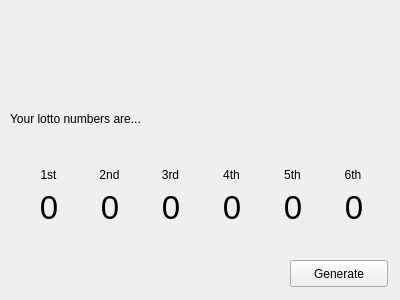
This is testGuiApp/TestGuiApp/mainwindow.ui in crazydais/daveyCpp as Qt 5 draws it before an edit. The edited form follows.
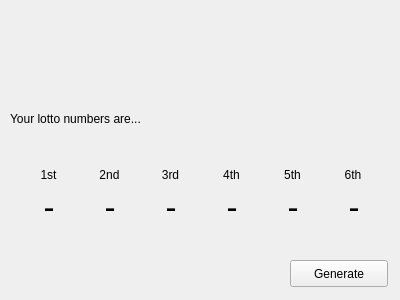
This is the edited form. Icons and pictures are not drawn.

Commit message: updated lotto app, no major changes

Patch:
```diff
--- a/testGuiApp/TestGuiApp/mainwindow.ui
+++ b/testGuiApp/TestGuiApp/mainwindow.ui
@@ -74,7 +74,7 @@
      <set>Qt::AlignCenter</set>
     </property>
    </widget>
-   <widget class="QWidget" name="">
+   <widget class="QWidget" name="layoutWidget">
     <property name="geometry">
      <rect>
       <x>10</x>
@@ -125,7 +125,7 @@
           <locale language="English" country="Ireland"/>
          </property>
          <property name="text">
-          <string>0</string>
+          <string>-</string>
          </property>
          <property name="alignment">
           <set>Qt::AlignCenter</set>
@@ -181,7 +181,7 @@
           <locale language="English" country="Ireland"/>
          </property>
          <property name="text">
-          <string>0</string>
+          <string>-</string>
          </property>
          <property name="alignment">
           <set>Qt::AlignCenter</set>
@@ -237,7 +237,7 @@
           <locale language="English" country="Ireland"/>
          </property>
          <property name="text">
-          <string>0</string>
+          <string>-</string>
          </property>
          <property name="alignment">
           <set>Qt::AlignCenter</set>
@@ -293,7 +293,7 @@
           <locale language="English" country="Ireland"/>
          </property>
          <property name="text">
-          <string>0</string>
+          <string>-</string>
          </property>
          <property name="alignment">
           <set>Qt::AlignCenter</set>
@@ -349,7 +349,7 @@
           <locale language="English" country="Ireland"/>
          </property>
          <property name="text">
-          <string>0</string>
+          <string>-</string>
          </property>
          <property name="alignment">
           <set>Qt::AlignCenter</set>
@@ -405,7 +405,7 @@
           <locale language="English" country="Ireland"/>
          </property>
          <property name="text">
-          <string>0</string>
+          <string>-</string>
          </property>
          <property name="alignment">
           <set>Qt::AlignCenter</set>
```
The commit also changes 2 other files.
